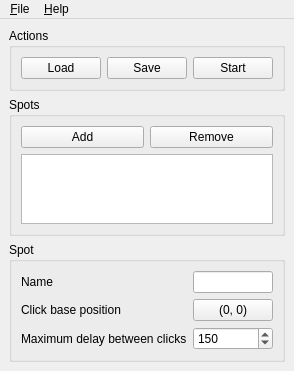
First picture: the form in ui/mainwindow.ui, repository kervala/autoclicker, before the edit.
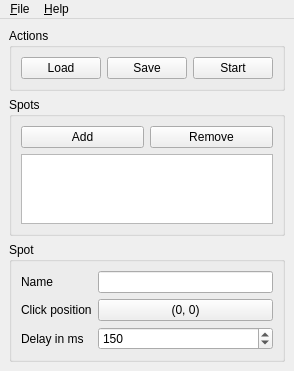
Second picture: the form after the edit.

Commit message: Changed: Shorten labels

What changed in the file:
```diff
--- a/ui/mainwindow.ui
+++ b/ui/mainwindow.ui
@@ -6,8 +6,8 @@
    <rect>
     <x>0</x>
     <y>0</y>
-    <width>293</width>
-    <height>358</height>
+    <width>275</width>
+    <height>352</height>
    </rect>
   </property>
   <widget class="QWidget" name="centralwidget">
@@ -101,7 +101,7 @@
        <item row="2" column="0">
         <widget class="QLabel" name="delayLabel">
          <property name="text">
-          <string>Maximum delay between clicks</string>
+          <string>Delay in ms</string>
          </property>
          <property name="buddy">
           <cstring>delaySpinBox</cstring>
@@ -127,7 +127,7 @@
        <item row="1" column="0">
         <widget class="QLabel" name="positionLabel">
          <property name="text">
-          <string>Click base position</string>
+          <string>Click position</string>
          </property>
          <property name="buddy">
           <cstring>positionPushButton</cstring>
```
Left out of the diff: 2 changed lines with no effect on the pictures.
